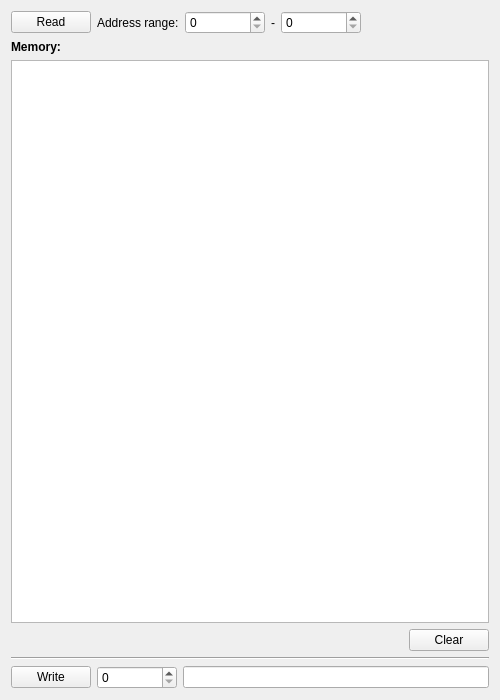
Before: the Qt Designer form pc/TinyBusLoader/ui/eepromMemoryWidget.ui in ChristianMarty/TinyBus, drawn with Qt 5.
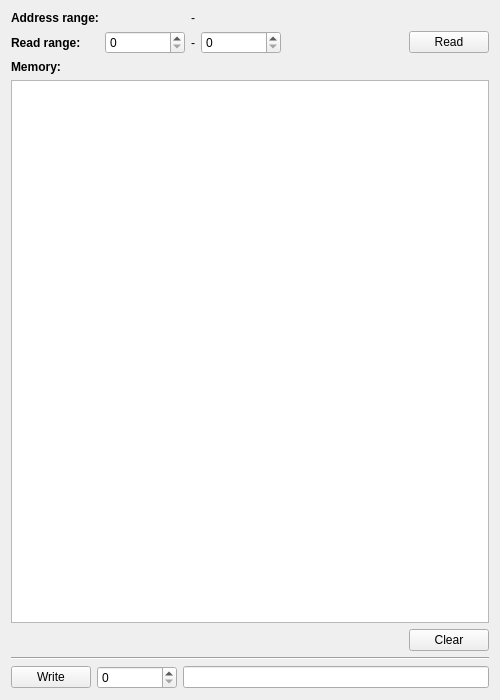
After: the same form once the commit is applied.

Commit message: pc ui: improve eeprom and ram widget

The edit to the form file:
```diff
--- a/pc/TinyBusLoader/ui/eepromMemoryWidget.ui
+++ b/pc/TinyBusLoader/ui/eepromMemoryWidget.ui
@@ -15,49 +15,8 @@
   </property>
   <layout class="QVBoxLayout" name="verticalLayout">
    <item>
-    <layout class="QHBoxLayout" name="horizontalLayout">
-     <item>
-      <widget class="QPushButton" name="pushButton_read">
-       <property name="text">
-        <string>Read</string>
-       </property>
-      </widget>
-     </item>
-     <item>
-      <widget class="QLabel" name="label_2">
-       <property name="text">
-        <string>Address range:</string>
-       </property>
-      </widget>
-     </item>
-     <item>
-      <widget class="QSpinBox" name="spinBox_start">
-       <property name="minimumSize">
-        <size>
-         <width>80</width>
-         <height>0</height>
-        </size>
-       </property>
-      </widget>
-     </item>
-     <item>
-      <widget class="QLabel" name="label_3">
-       <property name="text">
-        <string>-</string>
-       </property>
-      </widget>
-     </item>
-     <item>
-      <widget class="QSpinBox" name="spinBox_stop">
-       <property name="minimumSize">
-        <size>
-         <width>80</width>
-         <height>0</height>
-        </size>
-       </property>
-      </widget>
-     </item>
-     <item>
+    <layout class="QGridLayout" name="gridLayout">
+     <item row="1" column="4">
       <spacer name="horizontalSpacer">
        <property name="orientation">
         <enum>Qt::Horizontal</enum>
@@ -70,6 +29,85 @@
        </property>
       </spacer>
      </item>
+     <item row="1" column="5">
+      <widget class="QPushButton" name="pushButton_read">
+       <property name="text">
+        <string>Read</string>
+       </property>
+      </widget>
+     </item>
+     <item row="1" column="0">
+      <widget class="QLabel" name="label_4">
+       <property name="font">
+        <font>
+         <bold>true</bold>
+        </font>
+       </property>
+       <property name="text">
+        <string>Read range:</string>
+       </property>
+      </widget>
+     </item>
+     <item row="0" column="0">
+      <widget class="QLabel" name="label_5">
+       <property name="font">
+        <font>
+         <bold>true</bold>
+        </font>
+       </property>
+       <property name="text">
+        <string>Address range:</string>
+       </property>
+      </widget>
+     </item>
+     <item row="1" column="1">
+      <widget class="QSpinBox" name="spinBox_readStartAddress">
+       <property name="minimumSize">
+        <size>
+         <width>80</width>
+         <height>0</height>
+        </size>
+       </property>
+      </widget>
+     </item>
+     <item row="1" column="3">
+      <widget class="QSpinBox" name="spinBox_readStopAddress">
+       <property name="minimumSize">
+        <size>
+         <width>80</width>
+         <height>0</height>
+        </size>
+       </property>
+      </widget>
+     </item>
+     <item row="1" column="2">
+      <widget class="QLabel" name="label_3">
+       <property name="text">
+        <string>-</string>
+       </property>
+      </widget>
+     </item>
+     <item row="0" column="2">
+      <widget class="QLabel" name="label_6">
+       <property name="text">
+        <string>-</string>
+       </property>
+      </widget>
+     </item>
+     <item row="0" column="1">
+      <widget class="QLabel" name="label_startAddress">
+       <property name="text">
+        <string/>
+       </property>
+      </widget>
+     </item>
+     <item row="0" column="3">
+      <widget class="QLabel" name="label_stopAddress">
+       <property name="text">
+        <string/>
+       </property>
+      </widget>
+     </item>
     </layout>
    </item>
    <item>
```
The commit also changes 5 other files.
